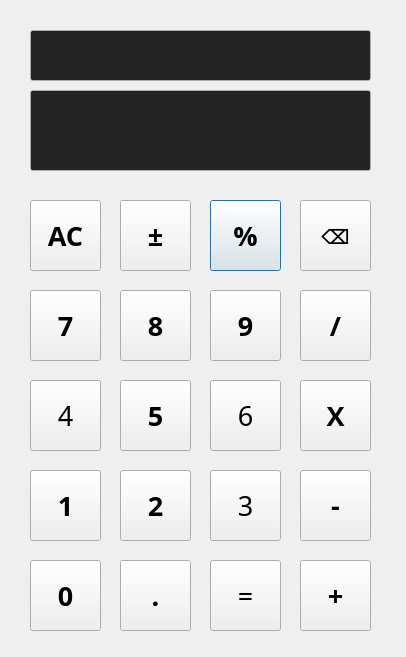
The window that Calculator.ui (kimminsu0519/Calculator) describes before a commit, drawn with Qt 5.
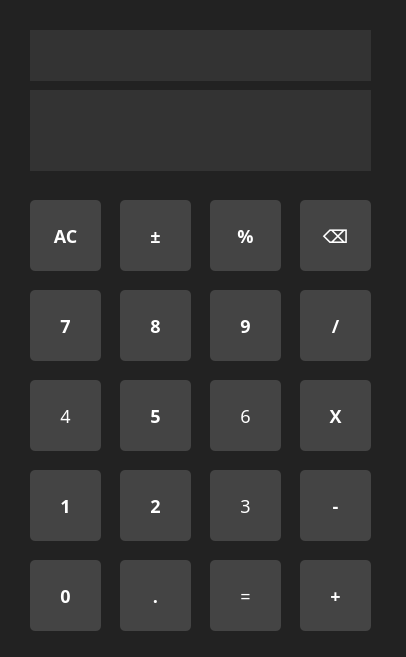
The same window after the commit.

Commit message: [UPDATE] 계산기 ui 최종수정. white 모드에서도 같은 ui로 나옴.

Patch:
```diff
--- a/Calculator.ui
+++ b/Calculator.ui
@@ -13,34 +13,88 @@
   <property name="palette">
    <palette>
     <active>
+     <colorrole role="Button">
+      <brush brushstyle="SolidPattern">
+       <color alpha="255">
+        <red>34</red>
+        <green>34</green>
+        <blue>34</blue>
+       </color>
+      </brush>
+     </colorrole>
      <colorrole role="Base">
       <brush brushstyle="SolidPattern">
        <color alpha="255">
-        <red>119</red>
-        <green>118</green>
-        <blue>123</blue>
+        <red>34</red>
+        <green>34</green>
+        <blue>34</blue>
+       </color>
+      </brush>
+     </colorrole>
+     <colorrole role="Window">
+      <brush brushstyle="SolidPattern">
+       <color alpha="255">
+        <red>34</red>
+        <green>34</green>
+        <blue>34</blue>
        </color>
       </brush>
      </colorrole>
     </active>
     <inactive>
+     <colorrole role="Button">
+      <brush brushstyle="SolidPattern">
+       <color alpha="255">
+        <red>34</red>
+        <green>34</green>
+        <blue>34</blue>
+       </color>
+      </brush>
+     </colorrole>
      <colorrole role="Base">
       <brush brushstyle="SolidPattern">
        <color alpha="255">
-        <red>36</red>
-        <green>36</green>
-        <blue>36</blue>
+        <red>34</red>
+        <green>34</green>
+        <blue>34</blue>
+       </color>
+      </brush>
+     </colorrole>
+     <colorrole role="Window">
+      <brush brushstyle="SolidPattern">
+       <color alpha="255">
+        <red>34</red>
+        <green>34</green>
+        <blue>34</blue>
        </color>
       </brush>
      </colorrole>
     </inactive>
     <disabled>
+     <colorrole role="Button">
+      <brush brushstyle="SolidPattern">
+       <color alpha="255">
+        <red>34</red>
+        <green>34</green>
+        <blue>34</blue>
+       </color>
+      </brush>
+     </colorrole>
      <colorrole role="Base">
       <brush brushstyle="SolidPattern">
        <color alpha="255">
-        <red>50</red>
-        <green>50</green>
-        <blue>50</blue>
+        <red>34</red>
+        <green>34</green>
+        <blue>34</blue>
+       </color>
+      </brush>
+     </colorrole>
+     <colorrole role="Window">
+      <brush brushstyle="SolidPattern">
+       <color alpha="255">
+        <red>34</red>
+        <green>34</green>
+        <blue>34</blue>
        </color>
       </brush>
      </colorrole>
@@ -51,7 +105,39 @@
    <string>Dialog</string>
   </property>
   <property name="styleSheet">
-   <string notr="true">font: 700 20pt &quot;Ubuntu Mono&quot;;</string>
+   <string notr="true">QDialog {
+    background-color: #222;
+}
+
+/* 버튼 기본 상태 */
+QPushButton {
+    background-color: #444;
+    color: white;
+    border-radius: 5px;
+    font-size: 18px;
+    padding: 10px;
+    border: none;
+}
+
+/* 버튼 마우스 오버 */
+QPushButton:hover {
+    background-color: #555;
+}
+
+/* 버튼 누를 때 */
+QPushButton:pressed {
+    background-color: #666;
+}
+
+/* 입력창 (Ans, 계산식 표시 라인) */
+QLineEdit {
+    background-color: #333;
+    color: white;
+    border: none;
+    font-size: 20px;
+    padding: 5px;
+}
+</string>
   </property>
   <widget class="QPushButton" name="pushButton_mod">
    <property name="geometry">
@@ -136,12 +222,15 @@
    </property>
    <property name="font">
     <font>
-     <family>Ubuntu Mono</family>
+     <family>Ubuntu Sans</family>
      <pointsize>20</pointsize>
      <italic>false</italic>
      <bold>true</bold>
     </font>
    </property>
+   <property name="styleSheet">
+    <string notr="true">font: 600 20pt &quot;Ubuntu Sans&quot;;</string>
+   </property>
    <property name="text">
     <string>9</string>
    </property>
@@ -542,34 +631,196 @@
    <property name="palette">
     <palette>
      <active>
+      <colorrole role="WindowText">
+       <brush brushstyle="SolidPattern">
+        <color alpha="255">
+         <red>255</red>
+         <green>255</green>
+         <blue>255</blue>
+        </color>
+       </brush>
+      </colorrole>
+      <colorrole role="Button">
+       <brush brushstyle="SolidPattern">
+        <color alpha="255">
+         <red>51</red>
+         <green>51</green>
+         <blue>51</blue>
+        </color>
+       </brush>
+      </colorrole>
+      <colorrole role="Text">
+       <brush brushstyle="SolidPattern">
+        <color alpha="255">
+         <red>255</red>
+         <green>255</green>
+         <blue>255</blue>
+        </color>
+       </brush>
+      </colorrole>
+      <colorrole role="ButtonText">
+       <brush brushstyle="SolidPattern">
+        <color alpha="255">
+         <red>255</red>
+         <green>255</green>
+         <blue>255</blue>
+        </color>
+       </brush>
+      </colorrole>
       <colorrole role="Base">
        <brush brushstyle="SolidPattern">
         <color alpha="255">
-         <red>60</red>
-         <green>60</green>
-         <blue>60</blue>
+         <red>51</red>
+         <green>51</green>
+         <blue>51</blue>
+        </color>
+       </brush>
+      </colorrole>
+      <colorrole role="Window">
+       <brush brushstyle="SolidPattern">
+        <color alpha="255">
+         <red>51</red>
+         <green>51</green>
+         <blue>51</blue>
+        </color>
+       </brush>
+      </colorrole>
+      <colorrole role="PlaceholderText">
+       <brush brushstyle="SolidPattern">
+        <color alpha="128">
+         <red>255</red>
+         <green>255</green>
+         <blue>255</blue>
         </color>
        </brush>
       </colorrole>
      </active>
      <inactive>
+      <colorrole role="WindowText">
+       <brush brushstyle="SolidPattern">
+        <color alpha="255">
+         <red>255</red>
+         <green>255</green>
+         <blue>255</blue>
+        </color>
+       </brush>
+      </colorrole>
+      <colorrole role="Button">
+       <brush brushstyle="SolidPattern">
+        <color alpha="255">
+         <red>51</red>
+         <green>51</green>
+         <blue>51</blue>
+        </color>
+       </brush>
+      </colorrole>
+      <colorrole role="Text">
+       <brush brushstyle="SolidPattern">
+        <color alpha="255">
+         <red>255</red>
+         <green>255</green>
+         <blue>255</blue>
+        </color>
+       </brush>
+      </colorrole>
+      <colorrole role="ButtonText">
+       <brush brushstyle="SolidPattern">
+        <color alpha="255">
+         <red>255</red>
+         <green>255</green>
+         <blue>255</blue>
+        </color>
+       </brush>
+      </colorrole>
       <colorrole role="Base">
        <brush brushstyle="SolidPattern">
         <color alpha="255">
-         <red>36</red>
-         <green>36</green>
-         <blue>36</blue>
+         <red>51</red>
+         <green>51</green>
+         <blue>51</blue>
+        </color>
+       </brush>
+      </colorrole>
+      <colorrole role="Window">
+       <brush brushstyle="SolidPattern">
+        <color alpha="255">
+         <red>51</red>
+         <green>51</green>
+         <blue>51</blue>
+        </color>
+       </brush>
+      </colorrole>
+      <colorrole role="PlaceholderText">
+       <brush brushstyle="SolidPattern">
+        <color alpha="128">
+         <red>255</red>
+         <green>255</green>
+         <blue>255</blue>
         </color>
        </brush>
       </colorrole>
      </inactive>
      <disabled>
+      <colorrole role="WindowText">
+       <brush brushstyle="SolidPattern">
+        <color alpha="255">
+         <red>255</red>
+         <green>255</green>
+         <blue>255</blue>
+        </color>
+       </brush>
+      </colorrole>
+      <colorrole role="Button">
+       <brush brushstyle="SolidPattern">
+        <color alpha="255">
+         <red>51</red>
+         <green>51</green>
+         <blue>51</blue>
+        </color>
+       </brush>
+      </colorrole>
+      <colorrole role="Text">
+       <brush brushstyle="SolidPattern">
+        <color alpha="255">
+         <red>255</red>
+         <green>255</green>
+         <blue>255</blue>
+        </color>
+       </brush>
+      </colorrole>
+      <colorrole role="ButtonText">
+       <brush brushstyle="SolidPattern">
+        <color alpha="255">
+         <red>255</red>
+         <green>255</green>
+         <blue>255</blue>
+        </color>
+       </brush>
+      </colorrole>
       <colorrole role="Base">
        <brush brushstyle="SolidPattern">
         <color alpha="255">
-         <red>50</red>
-         <green>50</green>
-         <blue>50</blue>
+         <red>51</red>
+         <green>51</green>
+         <blue>51</blue>
+        </color>
+       </brush>
+      </colorrole>
+      <colorrole role="Window">
+       <brush brushstyle="SolidPattern">
+        <color alpha="255">
+         <red>51</red>
+         <green>51</green>
+         <blue>51</blue>
+        </color>
+       </brush>
+      </colorrole>
+      <colorrole role="PlaceholderText">
+       <brush brushstyle="SolidPattern">
+        <color alpha="128">
+         <red>255</red>
+         <green>255</green>
+         <blue>255</blue>
         </color>
        </brush>
       </colorrole>
@@ -612,34 +863,196 @@
    <property name="palette">
     <palette>
      <active>
+      <colorrole role="WindowText">
+       <brush brushstyle="SolidPattern">
+        <color alpha="255">
+         <red>255</red>
+         <green>255</green>
+         <blue>255</blue>
+        </color>
+       </brush>
+      </colorrole>
+      <colorrole role="Button">
+       <brush brushstyle="SolidPattern">
+        <color alpha="255">
+         <red>51</red>
+         <green>51</green>
+         <blue>51</blue>
+        </color>
+       </brush>
+      </colorrole>
+      <colorrole role="Text">
+       <brush brushstyle="SolidPattern">
+        <color alpha="255">
+         <red>255</red>
+         <green>255</green>
+         <blue>255</blue>
+        </color>
+       </brush>
+      </colorrole>
+      <colorrole role="ButtonText">
+       <brush brushstyle="SolidPattern">
+        <color alpha="255">
+         <red>255</red>
+         <green>255</green>
+         <blue>255</blue>
+        </color>
+       </brush>
+      </colorrole>
       <colorrole role="Base">
        <brush brushstyle="SolidPattern">
         <color alpha="255">
-         <red>60</red>
-         <green>60</green>
-         <blue>60</blue>
+         <red>51</red>
+         <green>51</green>
+         <blue>51</blue>
+        </color>
+       </brush>
+      </colorrole>
+      <colorrole role="Window">
+       <brush brushstyle="SolidPattern">
+        <color alpha="255">
+         <red>51</red>
+         <green>51</green>
+         <blue>51</blue>
+        </color>
+       </brush>
+      </colorrole>
+      <colorrole role="PlaceholderText">
+       <brush brushstyle="SolidPattern">
+        <color alpha="128">
+         <red>255</red>
+         <green>255</green>
+         <blue>255</blue>
         </color>
        </brush>
       </colorrole>
      </active>
      <inactive>
+      <colorrole role="WindowText">
+       <brush brushstyle="SolidPattern">
+        <color alpha="255">
+         <red>255</red>
+         <green>255</green>
+         <blue>255</blue>
+        </color>
+       </brush>
+      </colorrole>
+      <colorrole role="Button">
+       <brush brushstyle="SolidPattern">
+        <color alpha="255">
+         <red>51</red>
+         <green>51</green>
+         <blue>51</blue>
+        </color>
+       </brush>
+      </colorrole>
+      <colorrole role="Text">
+       <brush brushstyle="SolidPattern">
+        <color alpha="255">
+         <red>255</red>
+         <green>255</green>
+         <blue>255</blue>
+        </color>
+       </brush>
+      </colorrole>
+      <colorrole role="ButtonText">
+       <brush brushstyle="SolidPattern">
+        <color alpha="255">
+         <red>255</red>
+         <green>255</green>
+         <blue>255</blue>
+        </color>
+       </brush>
+      </colorrole>
       <colorrole role="Base">
        <brush brushstyle="SolidPattern">
         <color alpha="255">
-         <red>36</red>
-         <green>36</green>
-         <blue>36</blue>
+         <red>51</red>
+         <green>51</green>
+         <blue>51</blue>
+        </color>
+       </brush>
+      </colorrole>
+      <colorrole role="Window">
+       <brush brushstyle="SolidPattern">
+        <color alpha="255">
+         <red>51</red>
+         <green>51</green>
+         <blue>51</blue>
+        </color>
+       </brush>
+      </colorrole>
+      <colorrole role="PlaceholderText">
+       <brush brushstyle="SolidPattern">
+        <color alpha="128">
+         <red>255</red>
+         <green>255</green>
+         <blue>255</blue>
         </color>
        </brush>
       </colorrole>
      </inactive>
      <disabled>
+      <colorrole role="WindowText">
+       <brush brushstyle="SolidPattern">
+        <color alpha="255">
+         <red>255</red>
+         <green>255</green>
+         <blue>255</blue>
+        </color>
+       </brush>
+      </colorrole>
+      <colorrole role="Button">
+       <brush brushstyle="SolidPattern">
+        <color alpha="255">
+         <red>51</red>
+         <green>51</green>
+         <blue>51</blue>
+        </color>
+       </brush>
+      </colorrole>
+      <colorrole role="Text">
+       <brush brushstyle="SolidPattern">
+        <color alpha="255">
+         <red>255</red>
+         <green>255</green>
+         <blue>255</blue>
+        </color>
+       </brush>
+      </colorrole>
+      <colorrole role="ButtonText">
+       <brush brushstyle="SolidPattern">
+        <color alpha="255">
+         <red>255</red>
+         <green>255</green>
+         <blue>255</blue>
+        </color>
+       </brush>
+      </colorrole>
       <colorrole role="Base">
        <brush brushstyle="SolidPattern">
         <color alpha="255">
-         <red>50</red>
-         <green>50</green>
-         <blue>50</blue>
+         <red>51</red>
+         <green>51</green>
+         <blue>51</blue>
+        </color>
+       </brush>
+      </colorrole>
+      <colorrole role="Window">
+       <brush brushstyle="SolidPattern">
+        <color alpha="255">
+         <red>51</red>
+         <green>51</green>
+         <blue>51</blue>
+        </color>
+       </brush>
+      </colorrole>
+      <colorrole role="PlaceholderText">
+       <brush brushstyle="SolidPattern">
+        <color alpha="128">
+         <red>255</red>
+         <green>255</green>
+         <blue>255</blue>
         </color>
        </brush>
       </colorrole>
```
